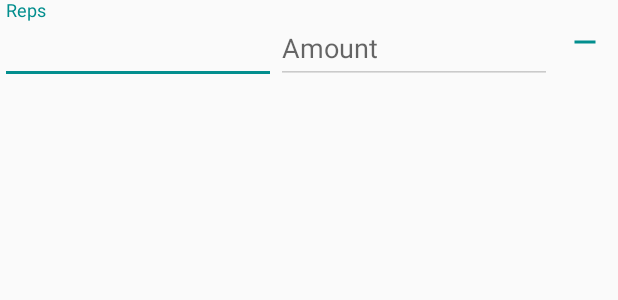
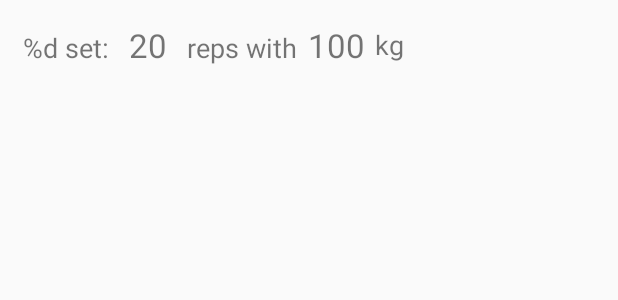
Before and after one commit to buzmax/WODDiary, an Android app: the layout item_set.xml on its own in the app's theme, with its tools: preview values and no code run, on a phone screen of 412 x 824 dp. Shown: the top 300 px of the screen. Run offline under Robolectric (Android 15) with nearby library versions, the phone set to English and light mode, and no system bars.

```diff
--- a/app/src/main/java/woddiary20/bazaleev/io/woddiary20/storage/model/Set.kt
+++ b/app/src/main/java/woddiary20/bazaleev/io/woddiary20/storage/model/Set.kt
@@ -69,4 +69,6 @@ class Set constructor() : DBEntity, Comparable<Set> {
     override fun compareTo(other: Set): Int {
        return compareValues(other.order, order)
     }
+
+
 }
--- a/app/src/main/res/drawable/ic_save_white_24dp.xml
+++ b/app/src/main/res/drawable/ic_save_white_24dp.xml
@@ -4,6 +4,6 @@
         android:viewportWidth="24.0"
         android:viewportHeight="24.0">
     <path
-        android:fillColor="@color/colorPrimaryDark"
+        android:fillColor="@android:color/white"
         android:pathData="M17,3L5,3c-1.11,0 -2,0.9 -2,2v14c0,1.1 0.89,2 2,2h14c1.1,0 2,-0.9 2,-2L21,7l-4,-4zM12,19c-1.66,0 -3,-1.34 -3,-3s1.34,-3 3,-3 3,1.34 3,3 -1.34,3 -3,3zM15,9L5,9L5,5h10v4z"/>
 </vector>
--- a/app/src/main/res/layout/item_set.xml
+++ b/app/src/main/res/layout/item_set.xml
@@ -1,48 +1,54 @@
 <?xml version="1.0" encoding="utf-8"?>
-<LinearLayout
-    xmlns:android="http://schemas.android.com/apk/res/android"
+
+<LinearLayout xmlns:android="http://schemas.android.com/apk/res/android"
     xmlns:tools="http://schemas.android.com/tools"
     android:layout_width="match_parent"
     android:layout_height="wrap_content"
-    android:orientation="horizontal"
-    tools:showIn="@layout/add_exercise_layout"
-    android:gravity="center_vertical">
+    android:layout_margin="5dp"
+    android:elevation="2dp"
+    android:gravity="bottom"
+    tools:showIn="@layout/activity_add_exercise"
+    android:padding="10dp">
 
-    <android.support.design.widget.TextInputLayout
-        android:layout_width="0dp"
-        android:layout_height="wrap_content"
-        android:layout_weight="1">
-
-        <android.support.v7.widget.AppCompatAutoCompleteTextView
-            android:id="@+id/et_reps"
-            android:layout_width="match_parent"
-            android:layout_height="wrap_content"
-            android:hint="@string/reps"
-            android:inputType="number"/>
-
-    </android.support.design.widget.TextInputLayout>
-
-    <android.support.design.widget.TextInputLayout
-        android:layout_width="0dp"
-        android:layout_height="wrap_content"
-        android:layout_weight="1">
-
-        <android.support.v7.widget.AppCompatAutoCompleteTextView
-            android:id="@+id/et_amount"
-            android:layout_width="match_parent"
-            android:layout_height="wrap_content"
-            android:hint="@string/amount"
-            android:inputType="numberDecimal"/>
-
-    </android.support.design.widget.TextInputLayout>
-
-    <ImageButton
-        android:id="@+id/ib_remove"
+    <TextView
+        android:id="@+id/set_number"
         android:layout_width="wrap_content"
         android:layout_height="wrap_content"
-        android:background="?selectableItemBackground"
-        android:contentDescription="@string/title_activity_add_exercise"
-        android:padding="10dp"
-        android:src="@drawable/ic_remove_accent_24dp"/>
+        android:text="@string/d_set"
+        android:textSize="18sp" />
+
+    <TextView
+        android:id="@+id/set_reps"
+        android:layout_width="wrap_content"
+        android:layout_height="wrap_content"
+        android:ems="2"
+        android:gravity="center"
+        android:textSize="22sp"
+        tools:text="20" />
+
+    <TextView
+        android:id="@+id/set_reps_amount"
+        android:layout_width="wrap_content"
+        android:layout_height="wrap_content"
+        android:text="@string/_reps"
+        android:textSize="18sp" />
+
+    <TextView
+        android:id="@+id/set_amount"
+        android:layout_width="wrap_content"
+        android:layout_height="wrap_content"
+        android:layout_gravity="center"
+        android:ems="2"
+        android:gravity="center"
+        android:textSize="22sp"
+        tools:text="100" />
+
+    <TextView
+        android:id="@+id/set_units"
+        android:layout_width="wrap_content"
+        android:layout_height="wrap_content"
+        android:layout_gravity="center"
+        android:text="@string/kg"
+        android:textSize="18sp" />
 
 </LinearLayout>
--- a/app/src/main/res/values-v21/styles.xml
+++ b/app/src/main/res/values-v21/styles.xml
@@ -4,6 +4,6 @@
         <item name="windowActionBar">false</item>
         <item name="windowNoTitle">true</item>
         <item name="android:windowDrawsSystemBarBackgrounds">true</item>
-        <item name="android:statusBarColor">@android:color/transparent</item>
+        <item name="android:statusBarColor">?colorPrimaryDark</item>
     </style>
 </resources>
--- a/app/src/main/res/values/colors.xml
+++ b/app/src/main/res/values/colors.xml
@@ -1,6 +1,6 @@
 <?xml version="1.0" encoding="utf-8"?>
 <resources>
     <color name="colorPrimary">#028e8e</color>
-    <color name="colorPrimaryDark">#02858e</color>
+    <color name="colorPrimaryDark">#028e8e</color>
     <color name="colorAccent">#028e8e</color>
 </resources>
--- a/app/src/main/res/values/strings.xml
+++ b/app/src/main/res/values/strings.xml
@@ -11,9 +11,12 @@
     <string name="name">Name</string>
     <string name="sets">Sets</string>
     <string name="reps">Reps</string>
+    <string name="_reps">reps with </string>
     <string name="amount">Amount</string>
     <string name="save">Save</string>
     <string name="fill_name">Fill name</string>
     <string name="fill_sets">Fill sets</string>
     <string name="add_exercise">Add exercise</string>
+    <string name="d_set">%d set: </string>
+    <string name="kg">kg</string>
 </resources>
--- a/app/src/main/res/values/styles.xml
+++ b/app/src/main/res/values/styles.xml
@@ -4,11 +4,12 @@
     <style name="AppTheme" parent="Theme.AppCompat.Light.DarkActionBar">
         <!-- Customize your theme here. -->
         <item name="colorPrimary">@color/colorPrimary</item>
-        <item name="colorPrimaryDark">@android:color/darker_gray</item>
+        <item name="colorPrimaryDark">@color/colorPrimaryDark</item>
         <item name="colorAccent">@color/colorAccent</item>
         <item name="android:colorForeground">@android:color/darker_gray</item>
-        <item name="android:navigationBarColor">@android:color/darker_gray</item>
+        <item name="android:navigationBarColor">?colorPrimary</item>
         <item name="android:textColorPrimary">@color/cardview_dark_background</item>
+        <item name="android:statusBarColor">?colorPrimaryDark</item>
     </style>
 
     <style name="AppTheme.NoActionBar">
@@ -26,7 +27,7 @@
         <item name="android:layout_margin">6dp</item>
         <item name="android:layout_weight">6</item>
         <item name="android:background">@drawable/white_card_rounded</item>
-        <item name="android:elevation">5dp</item>
+        <item name="android:elevation">2dp</item>
         <item name="android:orientation">horizontal</item>
         <item name="android:padding">3dp</item>
     </style>
@@ -36,7 +37,7 @@
         <item name="android:layout_height">wrap_content</item>
         <item name="android:layout_gravity">bottom</item>
         <item name="android:background">?selectableItemBackground</item>
-        <item name="android:padding">10dp</item>
+        <item name="android:padding">15dp</item>
     </style>
 
 </resources>
```
Also changed, not shown: app/src/main/java/woddiary20/bazaleev/io/woddiary20/ui/addexercise/AddExerciseActivity.kt (+73 -20 lines), app/src/main/java/woddiary20/bazaleev/io/woddiary20/ui/addexercise/SetsAdapter.kt (added, +64 -0 lines), app/src/main/res/drawable/white_card_rounded.xml (+3 -4 lines), app/src/main/res/layout/activity_add_exercise.xml (+15 -18 lines), app/src/main/res/layout/add_exercise_layout.xml (+32 -55 lines).
